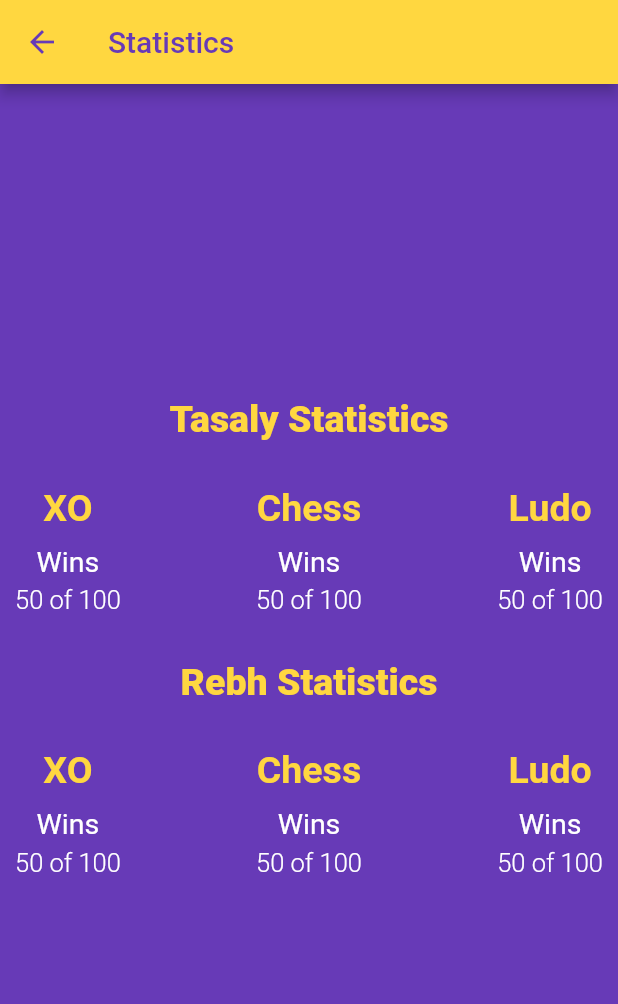
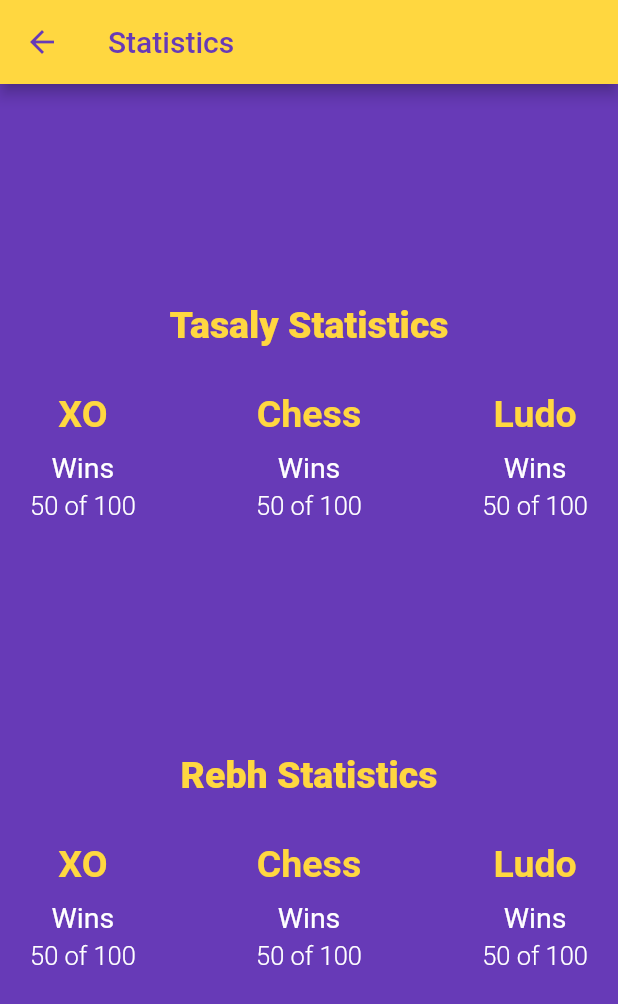
Before and after one commit to devabdu/win_money_game, a Flutter app: the StatisticsScreen screen opened directly, on a phone screen of 412 x 824 dp. Shown: the top 1004 px of the screen. Run offline on Flutter 3.47's test engine with Material 2 defaults, Android fonts, the phone set to English and light mode, and no system bars; our stand-ins replace animated_splash_screen, equatable, lottie, page_transition, percent_indicator; missing offline and left inert: flutter_chess_board; network calls fail.

Commit message:
new edit

```diff
--- a/lib/modules/NavigatorDrawer/Statistics/statistics.dart
+++ b/lib/modules/NavigatorDrawer/Statistics/statistics.dart
@@ -16,11 +16,7 @@ class StatisticsScreen extends StatelessWidget {
             style: TextStyle(color: Colors.deepPurple),
           ),
         ),
-        body: Padding(
-          padding: const EdgeInsets.symmetric(
-            vertical: 50
-          ),
-          child: Column(
+        body: Column(
           mainAxisAlignment: MainAxisAlignment.center,
           children: [
             const Text(
@@ -32,7 +28,7 @@ class StatisticsScreen extends StatelessWidget {
               ),
             ),
             Padding(
-                padding: const EdgeInsets.symmetric(horizontal: 10, vertical: 30),
+              padding: const EdgeInsets.symmetric(horizontal: 20, vertical: 30),
               child: Row(
                 mainAxisAlignment: MainAxisAlignment.spaceBetween,
                 children: [
@@ -141,6 +137,9 @@ class StatisticsScreen extends StatelessWidget {
                 ],
               ),
             ),
+            const SizedBox(
+              height: 125,
+            ),
             const Text(
               'Rebh Statistics',
               style: TextStyle(
@@ -150,7 +149,7 @@ class StatisticsScreen extends StatelessWidget {
               ),
             ),
             Padding(
-                padding: const EdgeInsets.symmetric(horizontal: 10, vertical: 30),
+              padding: const EdgeInsets.symmetric(horizontal: 20, vertical: 30),
               child: Row(
                 mainAxisAlignment: MainAxisAlignment.spaceBetween,
                 children: [
@@ -261,7 +260,6 @@ class StatisticsScreen extends StatelessWidget {
             ),
           ],
         ),
-        ),
     );
   }
 }
```
Lines whose indentation alone changed are shown as unchanged.
